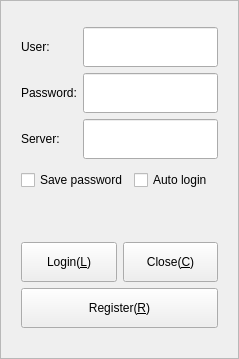
KangLin/RabbitIm, file Widgets/DlgLogin/FrmLogin.ui: the form before one commit.
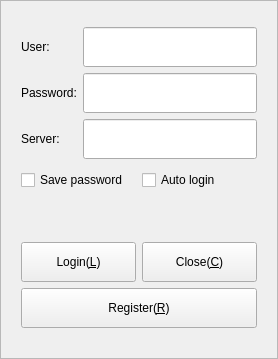
The form after the commit. Icons and pictures are not drawn.

Commit message: 修改对话框

```diff
--- a/Widgets/DlgLogin/FrmLogin.ui
+++ b/Widgets/DlgLogin/FrmLogin.ui
@@ -6,7 +6,7 @@
    <rect>
     <x>0</x>
     <y>0</y>
-    <width>239</width>
+    <width>278</width>
     <height>359</height>
    </rect>
   </property>
```
Left out of the diff: 18 changed lines with no effect on the pictures. The commit also changes 6 other files.
